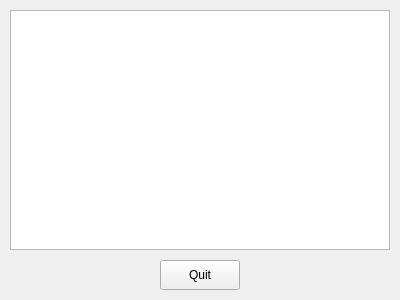
Above: mainwindow.ui from matwin04/AutoMidi before the change. Below: the same form after it.
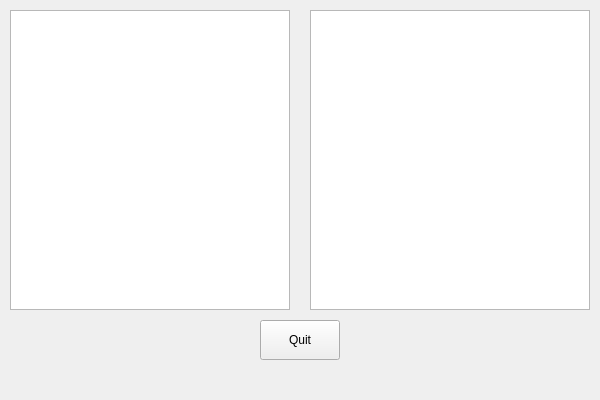
That is the form after the change.

Commit message: 2. soundfont list finished

Diff of the .ui file:
```diff
--- a/mainwindow.ui
+++ b/mainwindow.ui
@@ -6,8 +6,8 @@
    <rect>
     <x>0</x>
     <y>0</y>
-    <width>400</width>
-    <height>300</height>
+    <width>600</width>
+    <height>400</height>
    </rect>
   </property>
   <property name="windowTitle">
@@ -19,18 +19,34 @@
      <rect>
       <x>10</x>
       <y>10</y>
-      <width>380</width>
-      <height>240</height>
+      <width>280</width>
+      <height>300</height>
      </rect>
+    </property>
+    <property name="toolTip">
+     <string>List of MIDI files</string>
+    </property>
+   </widget>
+   <widget class="QListWidget" name="soundFontListWidget">
+    <property name="geometry">
+     <rect>
+      <x>310</x>
+      <y>10</y>
+      <width>280</width>
+      <height>300</height>
+     </rect>
+    </property>
+    <property name="toolTip">
+     <string>List of SoundFont files</string>
     </property>
    </widget>
    <widget class="QPushButton" name="quitButton">
     <property name="geometry">
      <rect>
-      <x>160</x>
-      <y>260</y>
+      <x>260</x>
+      <y>320</y>
       <width>80</width>
-      <height>30</height>
+      <height>40</height>
      </rect>
     </property>
     <property name="text">
```
The commit also changes 2 other files.
